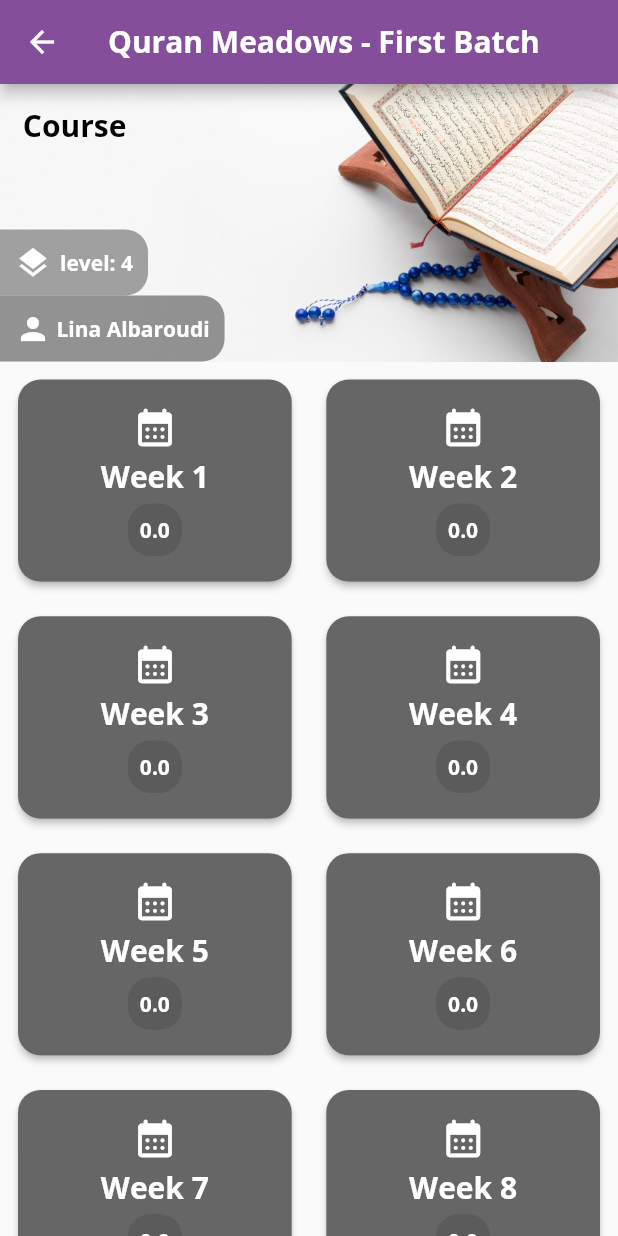
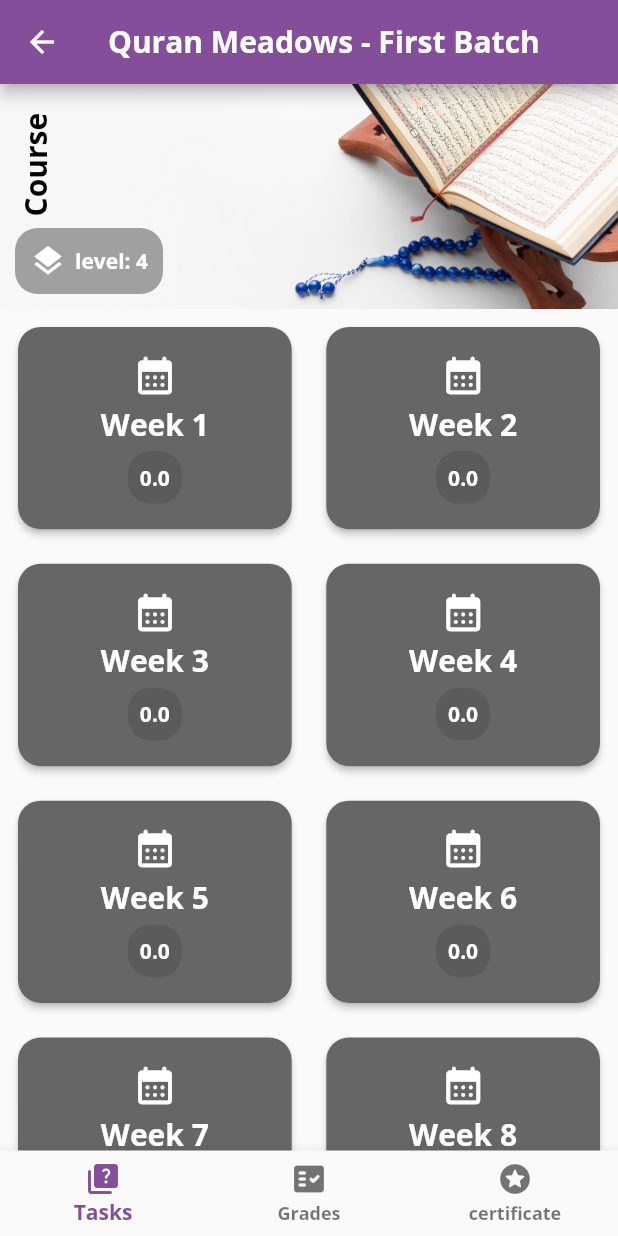
Before and after one commit to linaalbaroudi/quran_meadow, a Flutter app: the screen it shows after launch, after a tap on "Quran Meadows - First Batch", on a phone screen of 412 x 824 dp. Run offline on Flutter 3.47's test engine with Material 2 defaults, Android fonts, the phone set to English and light mode, and no system bars; our stand-ins replace google_fonts.

Commit message:
commit 3

```diff
--- a/lib/models/course.dart
+++ b/lib/models/course.dart
@@ -6,6 +6,7 @@ class Course {
   Level level; //todo: make it a module
   String imageUrl;
   String institute;
+  bool favorite;
 
 
   // TODO: Add servings and ingredients here
@@ -16,6 +17,7 @@ class Course {
     required this.level,
     required this.imageUrl,
     required this.institute,
+    this.favorite = false
   });
 
   static List<Course> samples = [
--- a/lib/screens/course_details.dart
+++ b/lib/screens/course_details.dart
@@ -1,6 +1,6 @@
 import 'package:flutter/material.dart';
 import '../models/course.dart';
-import '../widgets/week_card.dart';
+import '../screens/weeks_gridview.dart';
 
 class CourseDetails extends StatefulWidget {
   const CourseDetails({Key? key, required this.course}) : super(key: key);
@@ -10,8 +10,35 @@ class CourseDetails extends StatefulWidget {
   State<CourseDetails> createState() => _CourseDetailsState();
 }
 
-class _CourseDetailsState extends State<CourseDetails> {
+class _CourseDetailsState extends State<CourseDetails> with SingleTickerProviderStateMixin{
   // TODO: Add _sliderVal here
+  late final TabController? controller;
+  int _selectedIndex = 0;
+
+  static List<Widget> pages = [];
+
+  void _onItemTapped(int index) {
+    setState(() {
+      _selectedIndex = index;
+      controller?.animateTo(index);
+    });
+  }
+  @override
+  void initState() {
+    super.initState();
+    controller = TabController(length: 3, initialIndex: _selectedIndex, vsync: this);
+    pages = <Widget>[
+      WeeksGridView(course: widget.course),
+      Icon(Icons.abc),
+      Icon(Icons.abc),
+    ];
+  }
+
+  @override
+  void dispose() {
+    controller!.dispose();
+    super.dispose();
+  }
 
   @override
   Widget build(BuildContext context) {
@@ -20,140 +47,33 @@ class _CourseDetailsState extends State<CourseDetails> {
         title: Text(widget.course.title),
       ),
       body: SafeArea(
-        child: Column(
-          mainAxisAlignment: MainAxisAlignment.start,
-          crossAxisAlignment: CrossAxisAlignment.start,
-          children: <Widget>[
-            SizedBox(
-              height: 185,
-              //width: 370,
-              child: Stack(
-                children: <Widget>[
-                  Image.asset(
-                    widget.course.imageUrl,
-                    width: double.infinity,
-                    height: 185,
-                    fit: BoxFit.cover,
-                  ),
-                  Positioned(
-                    top: 4,
-                    left: 0,
-                    child: Container(
-                      //width: 20,
-                      //height: 40,
-                      padding: const EdgeInsets.all(10),
-                      decoration: const BoxDecoration(
-                        color: Color.fromRGBO(102,102,102, 0),
-                        borderRadius: BorderRadius.only(
-                          bottomRight: Radius.circular(15),
-                          topRight: Radius.circular(15),
-                        ),
-                      ),
-                      child: const Text(
-                        ' Course ',
-                        style: TextStyle(
-                          fontSize: 20,
-                          fontWeight: FontWeight.bold,
-                        ),
-                      ),
-                    ),
-                  ),
-                  Positioned(
-                    bottom: 44,
-                    left: 0,
-                    child: Container(
-                      //width: 20,
-                      //height: 40,
-                      padding: const EdgeInsets.all(10),
-                      decoration: const BoxDecoration(
-                        color: Color.fromRGBO(102,102,102, 0.6),
-                        borderRadius: BorderRadius.only(
-                          bottomRight: Radius.circular(15),
-                          topRight: Radius.circular(15),
-                        ),
-                      ),
-                      child: Row(
+        child: TabBarView(
+          controller: controller,
           children: [
-                          const Icon(
-                            Icons.layers,
-                            color: Colors.white, //todo add theme
-                          ),
-                          const SizedBox(
-                            width: 6,
-                          ),
-                          const Text(
-                            'level: ',
-                            style: TextStyle(
-                                //fontSize: 20,
-                                color: Colors.white,
-                                fontWeight: FontWeight.bold),
-                          ),
-                          Text(
-                            widget.course.level.id.toString(),
-                            style: const TextStyle(
-                                //fontSize: 20,
-                                color: Colors.white,
-                                fontWeight: FontWeight.bold,
-                            ),
-                          ),
+            WeeksGridView(course: widget.course),
+            Icon(Icons.ac_unit), //todo add marks tab
+            Icon(Icons.access_alarm), //todo add certificate tab
           ],
         ),
       ),
+      bottomNavigationBar: BottomNavigationBar(
+        selectedItemColor: Theme.of(context).textSelectionTheme.selectionColor,
+        currentIndex: _selectedIndex,
+        onTap: _onItemTapped,
+        items: const [
+          BottomNavigationBarItem(
+            icon: Icon(Icons.quiz_rounded),
+            label: 'Tasks',
           ),
-                  Positioned(
-                    bottom: 0,
-                    left: 0,
-                    child: Container(
-                      //width: 20,
-                      //height: 40,
-                      padding: const EdgeInsets.all(10),
-                      decoration: const BoxDecoration(
-                        color: Color.fromRGBO(102,102,102, 0.7),
-                        borderRadius: BorderRadius.only(
-                          bottomRight: Radius.circular(15),
-                          topRight: Radius.circular(15),
+          BottomNavigationBarItem(
+            icon: Icon(Icons.fact_check_rounded),
+            label: 'Grades',
           ),
-                      ),
-                      child: Row(
-                        children: const [
-                          Icon(
-                            Icons.person,
-                            color: Colors.white, //todo add theme
-                          ),
-                          Text(
-                            //todo: make it dynamic
-                            ' Lina Albaroudi',
-                            style: TextStyle(
-                              color: Colors.white,
-                              fontWeight: FontWeight.bold,
-                            ),
+          BottomNavigationBarItem(
+            icon: Icon(Icons.stars_rounded),
+            label: 'certificate',
           ),
         ],
-                      ),
-                    ),
-                  ),
-                ],
-              ),
-            ),
-
-            // todo: add tabs to display tasks, marks, and course certificate
-            // TODO: Add Expanded
-            Expanded(
-              child: GridView(
-                padding: const EdgeInsets.all(8.0),
-                gridDelegate: const SliverGridDelegateWithMaxCrossAxisExtent(
-                    maxCrossAxisExtent: 300,
-                    childAspectRatio: 4 / 3,
-                    crossAxisSpacing: 15,
-                    mainAxisSpacing: 15),
-                children: widget.course.level.weeks.map((week) {
-                  return WeekCard(week: week);
-                }).toList(),
-              ),
-            ),
-            // TODO: Add Slider() here
-          ],
-        ),
       ),
     );
   }
--- a/lib/screens/courses.dart
+++ b/lib/screens/courses.dart
@@ -1,5 +1,4 @@
 import 'package:flutter/material.dart';
-
 import '../models/course.dart';
 import '../widgets/course_card.dart';
 import 'course_details.dart';
--- /dev/null
+++ b/lib/screens/weeks_gridview.dart
@@ -0,0 +1,108 @@
+import 'package:flutter/material.dart';
+import '../models/course.dart';
+import '../widgets/week_card.dart';
+
+class WeeksGridView extends StatelessWidget {
+  const WeeksGridView({Key? key, required this.course}) : super(key: key);
+
+  final Course course;
+
+  @override
+  Widget build(BuildContext context) {
+    return Expanded(
+      child: Column(
+        mainAxisAlignment: MainAxisAlignment.start,
+        crossAxisAlignment: CrossAxisAlignment.start,
+        children: <Widget>[
+          SizedBox(
+            height: 150,
+            //width: 370,
+            child: Stack(
+              children: <Widget>[
+                Image.asset(
+                  course.imageUrl,
+                  width: double.infinity,
+                  height: 150,
+                  fit: BoxFit.cover,
+                ),
+                Positioned(
+                  top: 4,
+                  left: 0,
+                  child: Container(
+                    padding: const EdgeInsets.all(10),
+                    child: const RotatedBox(
+                      quarterTurns: 3,
+                      child: Text(
+                        ' Course ',
+                        style: TextStyle(
+                          fontSize: 20,
+                          fontWeight: FontWeight.bold,
+                        ),
+                      ),
+                    ),
+                  ),
+                ),
+                Positioned(
+                  bottom: 10,
+                  left: 10,
+                  child: Container(
+                    //width: 20,
+                    //height: 40,
+                    padding: const EdgeInsets.all(10),
+                    decoration: const BoxDecoration(
+                      color: Color.fromRGBO(102, 102, 102, 0.6),
+                      borderRadius: BorderRadius.all(
+                        Radius.circular(15),
+                        //topRight: Radius.circular(15),
+                      ),
+                    ),
+                    child: Row(
+                      children: [
+                        const Icon(
+                          Icons.layers,
+                          color: Colors.white, //todo add theme
+                        ),
+                        const SizedBox(
+                          width: 6,
+                        ),
+                        const Text(
+                          'level: ',
+                          style: TextStyle(
+                            //fontSize: 20,
+                              color: Colors.white,
+                              fontWeight: FontWeight.bold),
+                        ),
+                        Text(
+                          course.level.id.toString(),
+                          style: const TextStyle(
+                            //fontSize: 20,
+                            color: Colors.white,
+                            fontWeight: FontWeight.bold,
+                          ),
+                        ),
+                      ],
+                    ),
+                  ),
+                ),
+
+              ],
+            ),
+          ),
+          Expanded(
+            child: GridView(
+              padding: const EdgeInsets.all(8.0),
+              gridDelegate: const SliverGridDelegateWithMaxCrossAxisExtent(
+                  maxCrossAxisExtent: 300,
+                  childAspectRatio: 4 / 3,
+                  crossAxisSpacing: 15,
+                  mainAxisSpacing: 15),
+              children: course.level.weeks.map((week) {
+                return WeekCard(week: week);
+              }).toList(),
+            ),
+          ),
+        ],
+      ),
+    );
+  }
+}
--- a/lib/widgets/course_card.dart
+++ b/lib/widgets/course_card.dart
@@ -2,10 +2,16 @@ import 'package:flutter/material.dart';
 import '../models/course.dart';
 import '../app_theme.dart';
 
-class CourseCard extends StatelessWidget {
+class CourseCard extends StatefulWidget {
   const CourseCard({Key? key, required this.course}) : super(key: key);
 
   final Course course;
+
+  @override
+  State<CourseCard> createState() => _CourseCardState();
+}
+
+class _CourseCardState extends State<CourseCard> {
 
   @override
   Widget build(BuildContext context) {
@@ -17,11 +23,11 @@ class CourseCard extends StatelessWidget {
             borderRadius: BorderRadius.circular(15.0),
           ),
             child: SizedBox(
-            height: 235,
+              height: 170,
               child: Column(
                 children: [
                   SizedBox(
-                  height: 185,
+                    height: 120,
                     child: Stack(
                       children: <Widget>[
                         ClipRRect(
@@ -30,9 +36,9 @@ class CourseCard extends StatelessWidget {
                             topRight: Radius.circular(15),
                           ),
                           child: Image.asset(
-                          course.imageUrl,
+                            widget.course.imageUrl,
                             width: double.infinity,
-                          height: 185,
+                            height: 120,
                             fit: BoxFit.cover,
                           ),
                         ),
@@ -46,7 +52,7 @@ class CourseCard extends StatelessWidget {
                               borderRadius: BorderRadius.only(
                                   topLeft: Radius.circular(15))),
                           child: Text(
-                          course.title,
+                            widget.course.title,
                             style: AppTheme.lightTextTheme.headline2,
                             softWrap: true,
                             overflow: TextOverflow.fade,
@@ -71,7 +77,7 @@ class CourseCard extends StatelessWidget {
                             width: 6,
                           ),
                           Text(
-                          course.institute,
+                            widget.course.institute,
                             style: AppTheme.lightTextTheme.bodyText1,
                           ),
                         ],
@@ -90,7 +96,7 @@ class CourseCard extends StatelessWidget {
                             style: AppTheme.lightTextTheme.headline3,
                           ),
                           Text(
-                          course.level.id.toString(),
+                            widget.course.level.id.toString(),
                             style: AppTheme.lightTextTheme.bodyText2,
                           ),
                         ],
--- a/pubspec.yaml
+++ b/pubspec.yaml
@@ -31,7 +31,6 @@ environment:
 dependencies:
   flutter:
     sdk: flutter
-
 
   # The following adds the Cupertino Icons font to your application.
   # Use with the CupertinoIcons class for iOS style icons.
```
Also changed, not shown: lib/models/user.dart (added, +16 -0 lines), lib/screens/profile.dart (+18 -15 lines), lib/widgets/circle_image.dart (+5 -3 lines), assets/lina-logo.jpg (added), 1 other file. Lines whose indentation alone changed are shown as unchanged.
